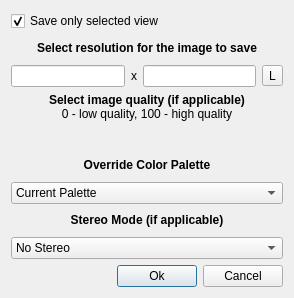
Before: the Qt Designer form Qt/Components/Resources/UI/pqSaveSnapshotDialog.ui in vbnhfylbh/ParaView, drawn with Qt 5.
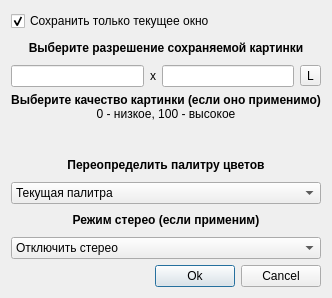
After: the same form once the commit is applied. Icons and pictures are not drawn. Custom widgets are drawn as their Qt base class.

Patch:
```diff
--- a/Qt/Components/Resources/UI/pqSaveSnapshotDialog.ui
+++ b/Qt/Components/Resources/UI/pqSaveSnapshotDialog.ui
@@ -26,7 +26,7 @@
       <string>&lt;html&gt;When checked, only the active view will be saved, otherwise all views will be saved in the image as they are layed out presently.&lt;/html&gt;</string>
      </property>
      <property name="text">
-      <string>Save only selected view</string>
+      <string>Сохранить только текущее окно</string>
      </property>
      <property name="checked">
       <bool>true</bool>
@@ -39,7 +39,7 @@
       <string>&lt;html&gt;&lt;head&gt;&lt;meta name=&quot;qrichtext&quot; content=&quot;1&quot; /&gt;&lt;style type=&quot;text/css&quot;&gt;
 p, li { white-space: pre-wrap; }
 &lt;/style&gt;&lt;/head&gt;&lt;body style=&quot; font-family:'Sans Serif'; font-size:9pt; font-weight:400; font-style:normal;&quot;&gt;
-&lt;p style=&quot; margin-top:0px; margin-bottom:0px; margin-left:0px; margin-right:0px; -qt-block-indent:0; text-indent:0px;&quot;&gt;&lt;span style=&quot; font-weight:600;&quot;&gt;Select resolution for the image to save&lt;/span&gt;&lt;/p&gt;&lt;/body&gt;&lt;/html&gt;</string>
+&lt;p style=&quot; margin-top:0px; margin-bottom:0px; margin-left:0px; margin-right:0px; -qt-block-indent:0; text-indent:0px;&quot;&gt;&lt;span style=&quot; font-weight:600;&quot;&gt;Выберите разрешение сохраняемой картинки&lt;/span&gt;&lt;/p&gt;&lt;/body&gt;&lt;/html&gt;</string>
      </property>
      <property name="alignment">
       <set>Qt::AlignCenter</set>
@@ -101,7 +101,7 @@
    <item>
     <widget class="QLabel" name="label_3">
      <property name="text">
-      <string>&lt;b&gt;Select image quality (if applicable)&lt;/b&gt;&lt;br/&gt;0 - low quality, 100 - high quality</string>
+      <string>&lt;b&gt;Выберите качество картинки (если оно применимо)&lt;/b&gt;&lt;br/&gt;0 - низкое, 100 - высокое</string>
      </property>
      <property name="alignment">
       <set>Qt::AlignCenter</set>
@@ -114,7 +114,7 @@
    <item>
     <widget class="QLabel" name="label_4">
      <property name="text">
-      <string>&lt;b&gt;Override Color Palette&lt;/b&gt;</string>
+      <string>&lt;b&gt;Переопределить палитру цветов&lt;/b&gt;</string>
      </property>
      <property name="alignment">
       <set>Qt::AlignCenter</set>
@@ -125,7 +125,7 @@
     <widget class="QComboBox" name="palette">
      <item>
       <property name="text">
-       <string>Current Palette</string>
+       <string>Текущая палитра</string>
       </property>
      </item>
     </widget>
@@ -137,7 +137,7 @@
 &lt;html&gt;&lt;head&gt;&lt;meta name=&quot;qrichtext&quot; content=&quot;1&quot; /&gt;&lt;style type=&quot;text/css&quot;&gt;
 p, li { white-space: pre-wrap; }
 &lt;/style&gt;&lt;/head&gt;&lt;body style=&quot; font-family:'Helvetica'; font-size:9pt; font-weight:400; font-style:normal;&quot;&gt;
-&lt;p align=&quot;center&quot; style=&quot; margin-top:0px; margin-bottom:0px; margin-left:0px; margin-right:0px; -qt-block-indent:0; text-indent:0px;&quot;&gt;&lt;span style=&quot; font-weight:600;&quot;&gt;Stereo Mode (if applicable)&lt;/span&gt;&lt;/p&gt;&lt;/body&gt;&lt;/html&gt;</string>
+&lt;p align=&quot;center&quot; style=&quot; margin-top:0px; margin-bottom:0px; margin-left:0px; margin-right:0px; -qt-block-indent:0; text-indent:0px;&quot;&gt;&lt;span style=&quot; font-weight:600;&quot;&gt;Режим стерео (если применим)&lt;/span&gt;&lt;/p&gt;&lt;/body&gt;&lt;/html&gt;</string>
      </property>
     </widget>
    </item>
@@ -145,7 +145,7 @@
     <widget class="QComboBox" name="stereoMode">
      <item>
       <property name="text">
-       <string>No Stereo</string>
+       <string>Отключить стерео</string>
       </property>
      </item>
      <item>
```
Left out of the diff: 22 changed lines with no effect on the pictures.
